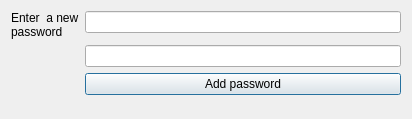
Old version of the form resources/newPass.ui in the repository GeorgeHoneywood/pastword.
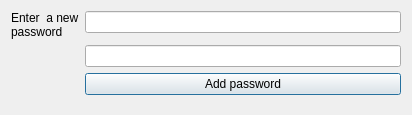
New version of the form.

```diff
--- a/resources/newPass.ui
+++ b/resources/newPass.ui
@@ -7,12 +7,24 @@
     <x>0</x>
     <y>0</y>
     <width>412</width>
-    <height>119</height>
+    <height>115</height>
    </rect>
   </property>
+  <property name="maximumSize">
+   <size>
+    <width>16777215</width>
+    <height>115</height>
+   </size>
+  </property>
   <property name="windowTitle">
    <string>Enter new password</string>
   </property>
+  <property name="sizeGripEnabled">
+   <bool>false</bool>
+  </property>
+  <property name="modal">
+   <bool>false</bool>
+  </property>
   <layout class="QFormLayout" name="formLayout">
    <item row="0" column="0">
     <widget class="QLabel" name="label_2">
```
Left out of the diff: 2 changed lines with no effect on the pictures.
